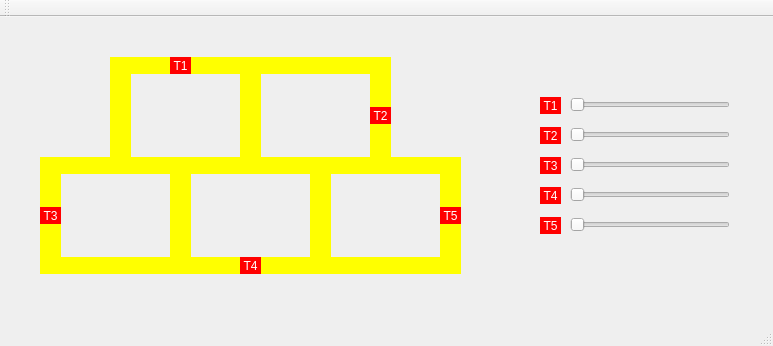
Before: the Qt Designer form mainwindow.ui in lucas-morais27/Projeto-dos-Trens, drawn with Qt 5.
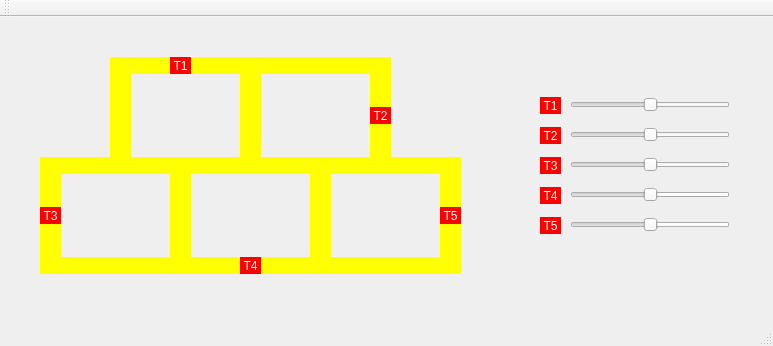
After: the same form once the commit is applied.

```diff
--- a/mainwindow.ui
+++ b/mainwindow.ui
@@ -1332,9 +1332,18 @@
     <property name="maximum">
      <number>200</number>
     </property>
+    <property name="value">
+     <number>100</number>
+    </property>
     <property name="orientation">
      <enum>Qt::Horizontal</enum>
     </property>
+    <property name="invertedAppearance">
+     <bool>true</bool>
+    </property>
+    <property name="invertedControls">
+     <bool>false</bool>
+    </property>
    </widget>
    <widget class="QLabel" name="trem1_2">
     <property name="geometry">
@@ -2457,9 +2466,18 @@
     <property name="maximum">
      <number>200</number>
     </property>
+    <property name="value">
+     <number>100</number>
+    </property>
     <property name="orientation">
      <enum>Qt::Horizontal</enum>
     </property>
+    <property name="invertedAppearance">
+     <bool>true</bool>
+    </property>
+    <property name="invertedControls">
+     <bool>false</bool>
+    </property>
    </widget>
    <widget class="QSlider" name="velocimetroT3">
     <property name="geometry">
@@ -2517,10 +2535,10 @@
      <number>1</number>
     </property>
     <property name="value">
-     <number>0</number>
+     <number>100</number>
     </property>
     <property name="sliderPosition">
-     <number>0</number>
+     <number>100</number>
     </property>
     <property name="tracking">
      <bool>true</bool>
@@ -2529,7 +2547,7 @@
      <enum>Qt::Horizontal</enum>
     </property>
     <property name="invertedAppearance">
-     <bool>false</bool>
+     <bool>true</bool>
     </property>
     <property name="invertedControls">
      <bool>false</bool>
@@ -2590,9 +2608,18 @@
     <property name="maximum">
      <number>200</number>
     </property>
+    <property name="value">
+     <number>100</number>
+    </property>
     <property name="orientation">
      <enum>Qt::Horizontal</enum>
     </property>
+    <property name="invertedAppearance">
+     <bool>true</bool>
+    </property>
+    <property name="invertedControls">
+     <bool>false</bool>
+    </property>
    </widget>
    <widget class="QSlider" name="velocimetroT5">
     <property name="geometry">
@@ -2609,9 +2636,18 @@
     <property name="maximum">
      <number>200</number>
     </property>
+    <property name="value">
+     <number>100</number>
+    </property>
     <property name="orientation">
      <enum>Qt::Horizontal</enum>
     </property>
+    <property name="invertedAppearance">
+     <bool>true</bool>
+    </property>
+    <property name="invertedControls">
+     <bool>false</bool>
+    </property>
    </widget>
   </widget>
   <widget class="QMenuBar" name="menuBar">
```
